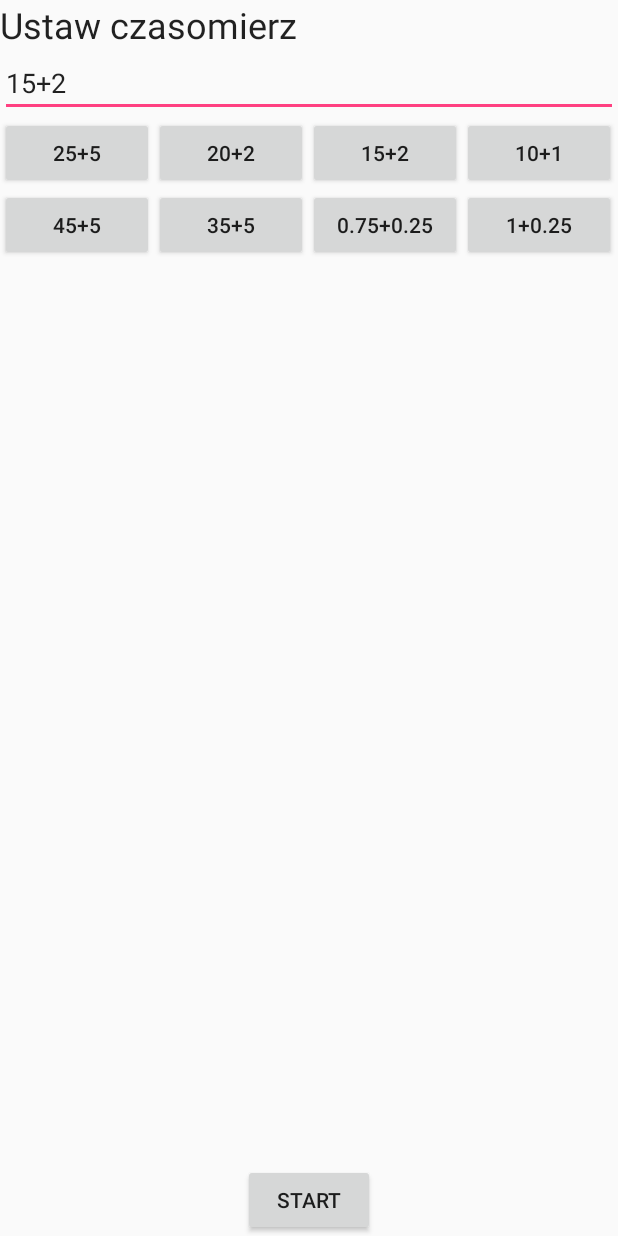
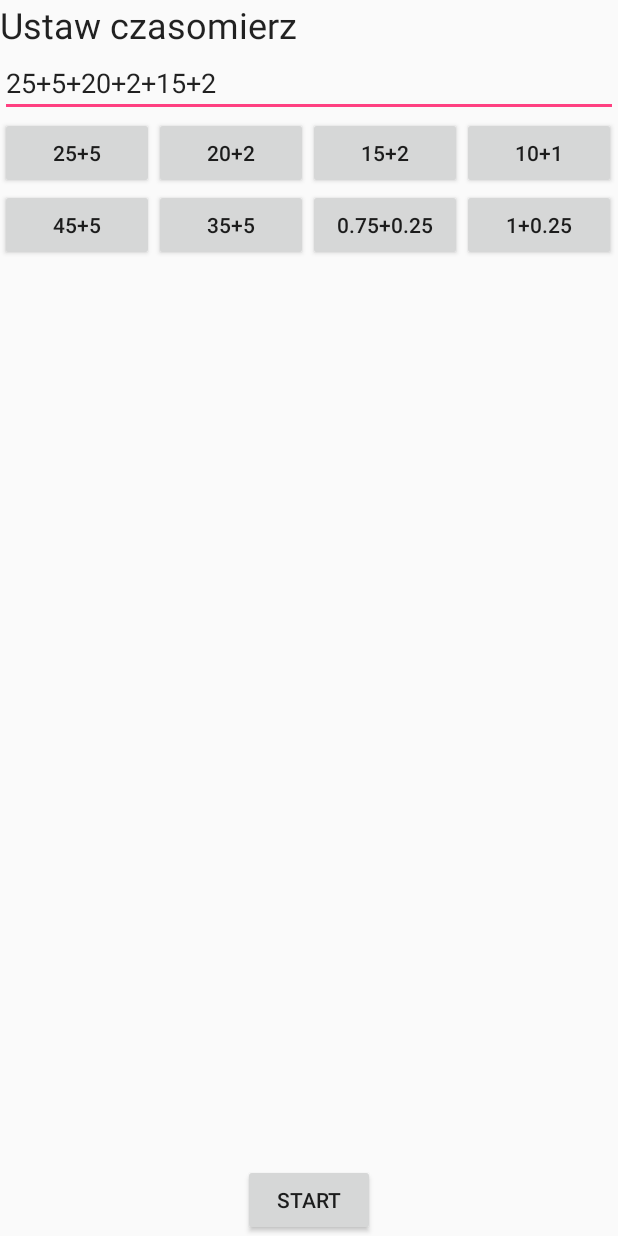
Before and after one commit to Ewa55555/Hodujjajko, an Android app: the SettingTimer screen opened directly, with no data from a screen before it, after a tap on "15+2", on a phone screen of 412 x 824 dp. Run offline under Robolectric (Android 15) with nearby library versions, the phone set to English and light mode, and no system bars; 3 other taps on this screen came first.

Commit message:
setting time

```diff
--- a/app/src/main/java/com/example/hodujjajko/SettingTimer.java
+++ b/app/src/main/java/com/example/hodujjajko/SettingTimer.java
@@ -9,7 +9,6 @@ import android.widget.Button;
 import android.widget.EditText;
 
 import java.util.ArrayList;
-import java.util.Arrays;
 import java.util.List;
 
 public class SettingTimer extends Activity implements View.OnClickListener{
@@ -52,12 +51,30 @@ public class SettingTimer extends Activity implements View.OnClickListener{
 
     @Override
     public void onClick(View v) {
+        int i = 0;
+        boolean found = false;
         if (v.getId() == R.id.startTimer){
             Log.i("Jajko", "alo");
         }else{
-            Log.i("Jajko", "znalazlam buttona");
-            int index = (Integer)v.getTag();
-            timer.setText(buttons.get(index).getText());
+            while(i<BUTTON_IDS.length && !found) {
+                if (BUTTON_IDS[i] == v.getId()) {
+                    found = true;
+                } else {
+                    i++;
+                }
+            }
+            if(i < BUTTON_IDS.length) {
+                String text = timer.getText().toString();
+                if (text.matches("")) {
+                    timer.setText(buttons.get(i).getText());
+                } else {
+                    if (text.charAt(text.length() - 1) == '+') {
+                        timer.setText(text + buttons.get(i).getText());
+                    } else {
+                        timer.setText(text + '+' + buttons.get(i).getText());
+                    }
+                }
+            }
         }
     }
 }
--- a/app/src/main/res/layout/setting_timer.xml
+++ b/app/src/main/res/layout/setting_timer.xml
@@ -20,11 +20,12 @@
 
     <EditText
         android:id="@+id/timer"
+        android:digits="1234567890.+"
         android:layout_width="match_parent"
         android:layout_height="wrap_content"
         android:ems="10"
         android:hint="@string/enter_timer_string"
-        android:inputType="numberSigned" />
+        android:inputType="numberSigned|numberDecimal" />
 
     <TableLayout
         android:layout_width="match_parent"
```
